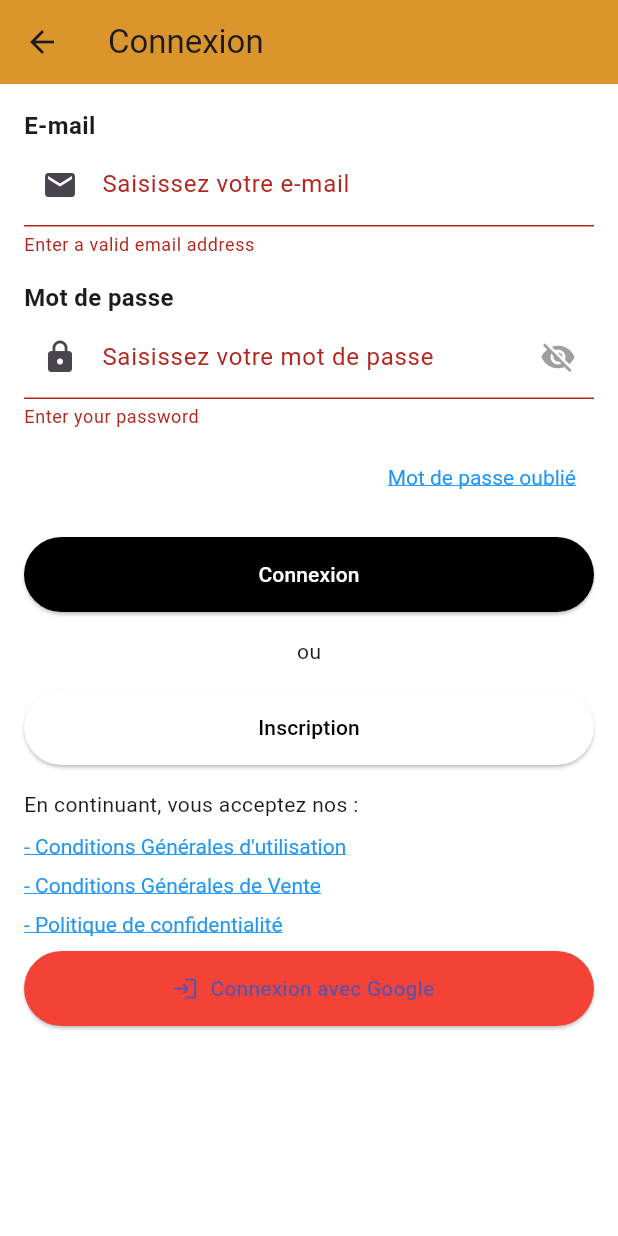
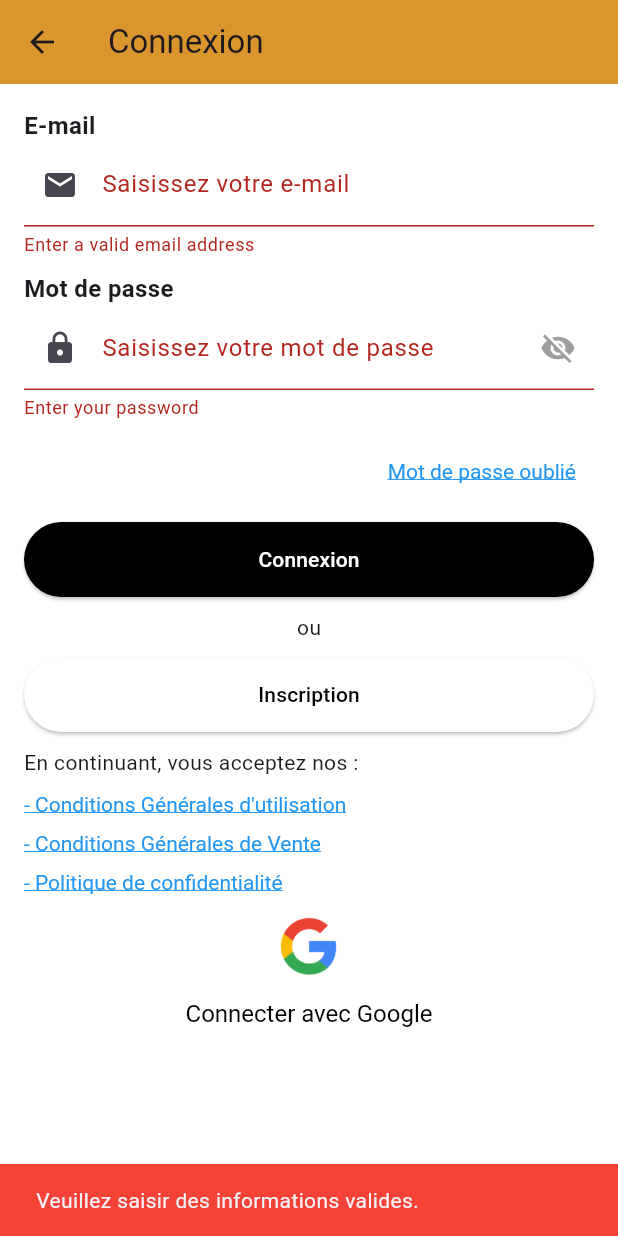
Before and after one commit to Dalel1akremi/flutterProject, a Flutter app: the loginPage screen opened by its route, after a tap on "Connexion", on a phone screen of 412 x 824 dp. Run offline on Flutter 3.47's test engine with Material 3 defaults, Android fonts, the phone set to English and light mode, and no system bars; our stand-ins replace firebase_auth, firebase_core, flutter_svg, google_sign_in, shared_preferences; missing offline and left inert: bcrypt; accounts and stored records are empty.

Commit message:
fix login `avec validation des inputs`

```diff
--- a/FLUTTER/lib/pages/aboutUser/login.dart
+++ b/FLUTTER/lib/pages/aboutUser/login.dart
@@ -40,16 +40,32 @@ class _LoginPageState extends State<loginPage> {
 
   CustomAuthProvider.AuthProvider? authProvider;
   bool obscurePassword = true;
+  bool isFormValid = false;
   @override
   void initState() {
     super.initState();
     authProvider =
         Provider.of<CustomAuthProvider.AuthProvider>(context, listen: false);
   }
+void _validateForm() {
+    if (_formKey.currentState!.validate()) {
+      setState(() {
+        isFormValid = true;
+      });
+    } else {
+      setState(() {
+        isFormValid = false;
+      });
+    }
+  }
+ void _submit(BuildContext context) async {
 
-  void _submit(BuildContext context) async {
-    if (_formKey.currentState!.validate()) {
+  _validateForm();
+
+  if (isFormValid) {
+
     _formKey.currentState!.save();
+
     try {
       final authProvider = Provider.of<CustomAuthProvider.AuthProvider>(
           context,
@@ -94,6 +110,14 @@ class _LoginPageState extends State<loginPage> {
         ),
       );
     }
+  } else {
+    // Form is not valid, display error message
+    ScaffoldMessenger.of(context).showSnackBar(
+      const SnackBar(
+        content: Text('Veuillez saisir des informations valides.'),
+        backgroundColor: Colors.red,
+      ),
+    );
   }
 }
 
@@ -142,6 +166,7 @@ class _LoginPageState extends State<loginPage> {
 
   @override
   Widget build(BuildContext context) {
+
     return Scaffold(
       backgroundColor: Colors.white,
       appBar: AppBar(
@@ -195,7 +220,7 @@ class _LoginPageState extends State<loginPage> {
                     prefixIcon: Icon(Icons.email),
                   ),
                 ),
-                const SizedBox(height: 16.0),
+                const SizedBox(height: 10),
                 const Text(
                   'Mot de passe',
                   style: TextStyle(
@@ -226,7 +251,7 @@ class _LoginPageState extends State<loginPage> {
                   ),
                   obscureText: obscurePassword,
                 ),
-                const SizedBox(height: 8.0),
+                const SizedBox(height: 10),
                 Align(
                   alignment: Alignment.centerRight,
                   child: TextButton(
@@ -249,24 +274,24 @@ class _LoginPageState extends State<loginPage> {
                     ),
                   ),
                 ),
-                const SizedBox(height: 16.0),
+               const SizedBox(height: 10),
                 ElevatedButton(
         onPressed: () => _submit(context),
         style: ElevatedButton.styleFrom(
           minimumSize: const Size(double.infinity, 50),
-                    backgroundColor: Colors.black,
+          backgroundColor: isFormValid ? Colors.green : Colors.black, // Changer la couleur du bouton en fonction de l'état de validation
         ),
         child: const Text(
           'Connexion',
           style: TextStyle(color: Colors.white),
         ),
       ),
-                const SizedBox(height: 16.0),
+              const SizedBox(height: 10),
                 const Align(
                   alignment: Alignment.center,
                   child: Text('ou'),
                 ),
-                const SizedBox(height: 16.0),
+               const SizedBox(height: 10),
                 ElevatedButton(
                   onPressed: () {
                     Navigator.push(
@@ -284,7 +309,7 @@ class _LoginPageState extends State<loginPage> {
                     style: TextStyle(color: Colors.black),
                   ),
                 ),
-                const SizedBox(height: 16.0),
+                 const SizedBox(height: 10),
                 const Text(
                   'En continuant, vous acceptez nos : ',
                   style: TextStyle(fontSize: 14.0),
@@ -344,15 +369,32 @@ class _LoginPageState extends State<loginPage> {
                   ),
                 ),
                 const SizedBox(height: 10),
-                ElevatedButton.icon(
-                  onPressed: () => _signInWithGoogle(context),
-                  icon: const Icon(Icons.login_rounded),
-                  label: const Text('Connexion avec Google'),
-                  style: ElevatedButton.styleFrom(
-                    minimumSize: const Size(double.infinity, 50),
-                    backgroundColor: Colors.red,
+           Center(
+  child: GestureDetector(
+    onTap: () => _signInWithGoogle(context),
+    child: Column(
+      mainAxisSize: MainAxisSize.min,
+      children: [
+        SizedBox(
+          width: 50,
+          height: 50,
+          child: Image.asset('images/google_logo.png'),
+        ),
+        const SizedBox(height: 10),
+        RichText(
+          text: const TextSpan(
+            text: 'Connecter avec Google',
+            style: TextStyle(
+              color: Colors.black,
+              fontSize: 16,
             ),
           ),
+        ),
+      ],
+    ),
+  ),
+),
+
               ],
             ),
           ),
```
Lines whose indentation alone changed are shown as unchanged.
